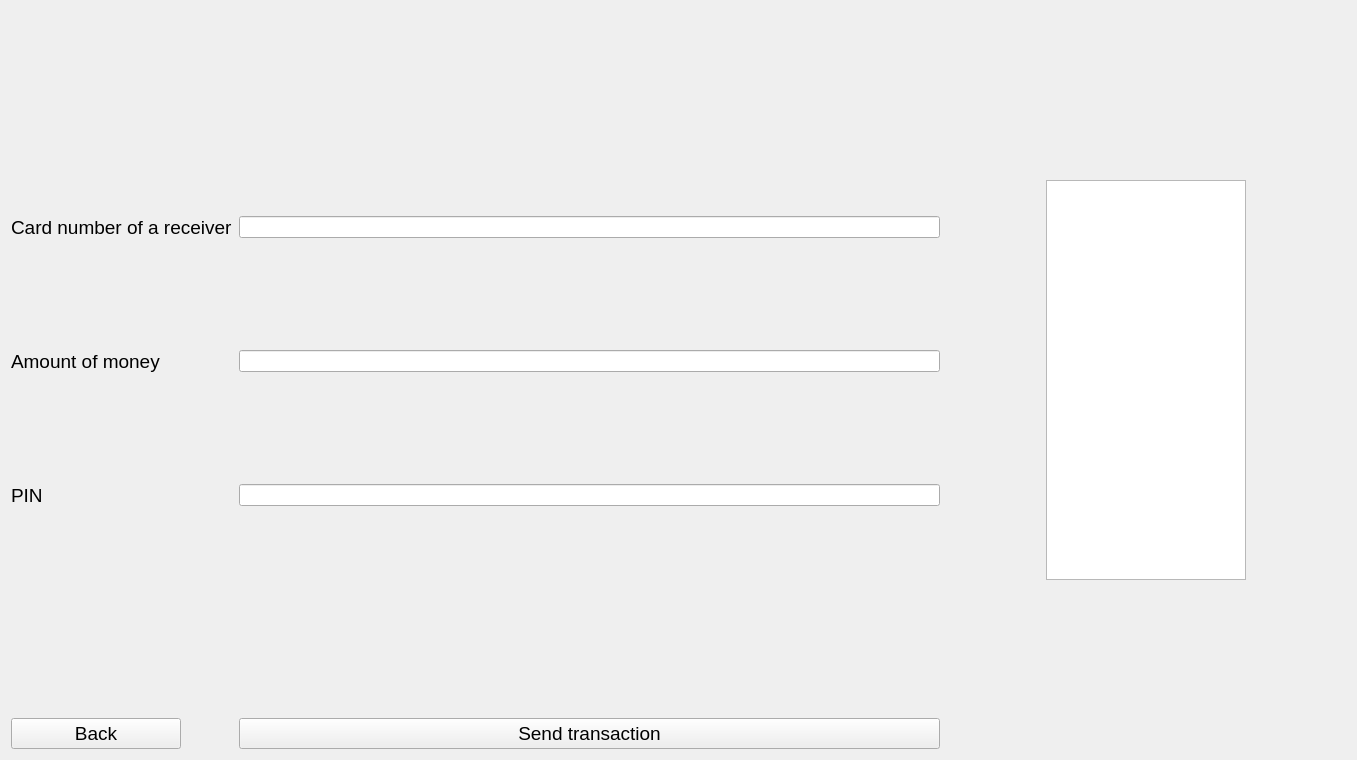
Old version of the form ATM/transactionwidget.ui in the repository IvanBlyzniuk/MOOP_Project.
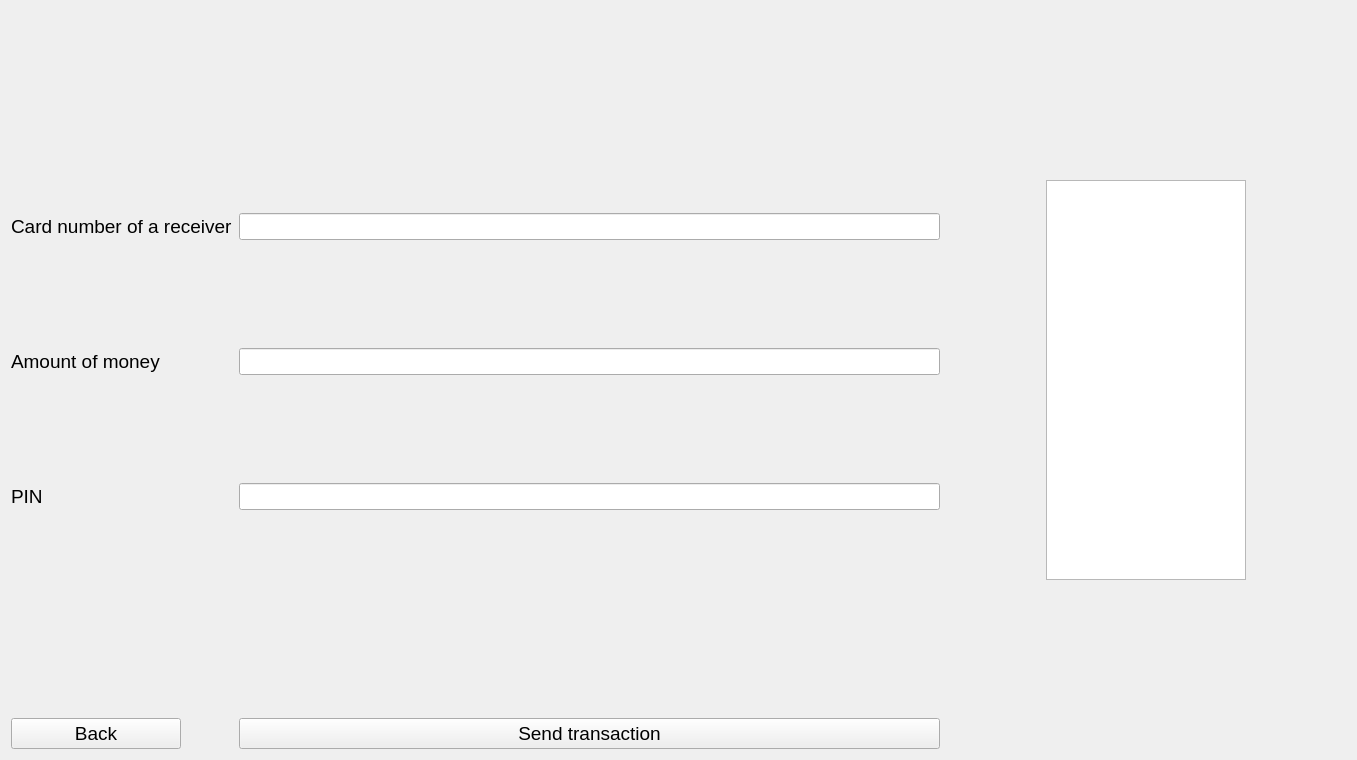
New version of the form.

```diff
--- a/ATM/transactionwidget.ui
+++ b/ATM/transactionwidget.ui
@@ -48,7 +48,13 @@
       </widget>
      </item>
      <item row="1" column="1">
-      <widget class="QLineEdit" name="cardNumField"/>
+      <widget class="QLineEdit" name="cardNumField">
+       <property name="font">
+        <font>
+         <pointsize>12</pointsize>
+        </font>
+       </property>
+      </widget>
      </item>
      <item row="2" column="1">
       <spacer name="verticalSpacer_5">
@@ -76,7 +82,13 @@
       </widget>
      </item>
      <item row="3" column="1">
-      <widget class="QLineEdit" name="moneyInputField"/>
+      <widget class="QLineEdit" name="moneyInputField">
+       <property name="font">
+        <font>
+         <pointsize>12</pointsize>
+        </font>
+       </property>
+      </widget>
      </item>
      <item row="4" column="1">
       <spacer name="verticalSpacer">
@@ -104,7 +116,13 @@
       </widget>
      </item>
      <item row="5" column="1">
-      <widget class="QLineEdit" name="pinInputField"/>
+      <widget class="QLineEdit" name="pinInputField">
+       <property name="font">
+        <font>
+         <pointsize>12</pointsize>
+        </font>
+       </property>
+      </widget>
      </item>
      <item row="6" column="1">
       <spacer name="verticalSpacer_4">
```
